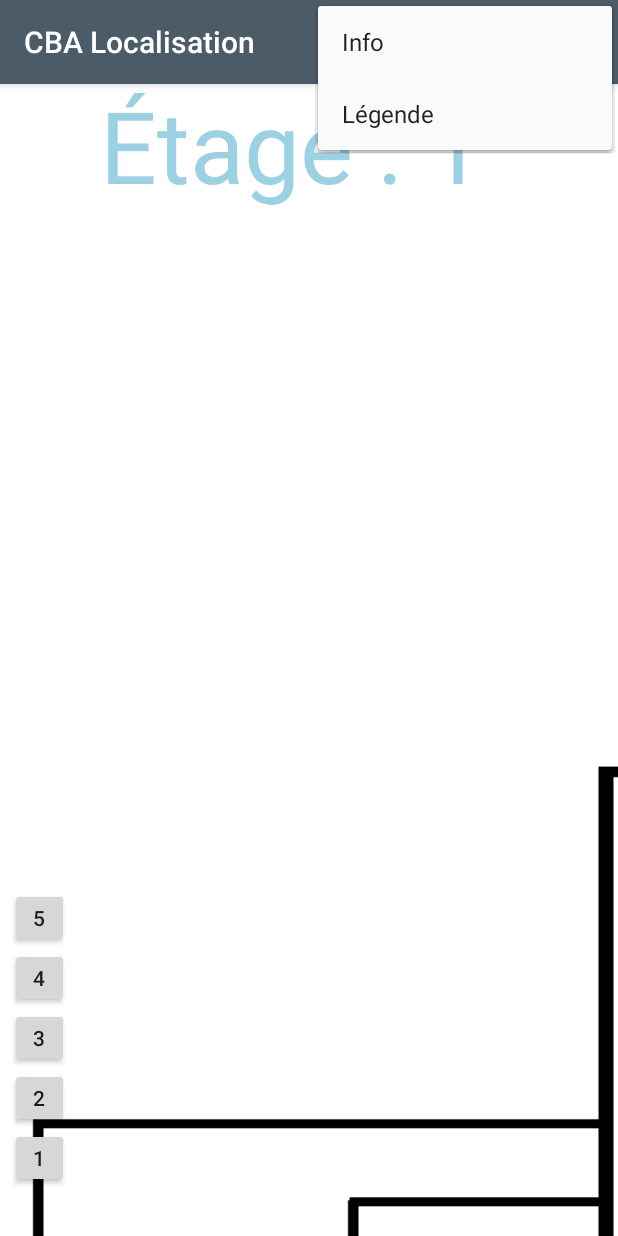
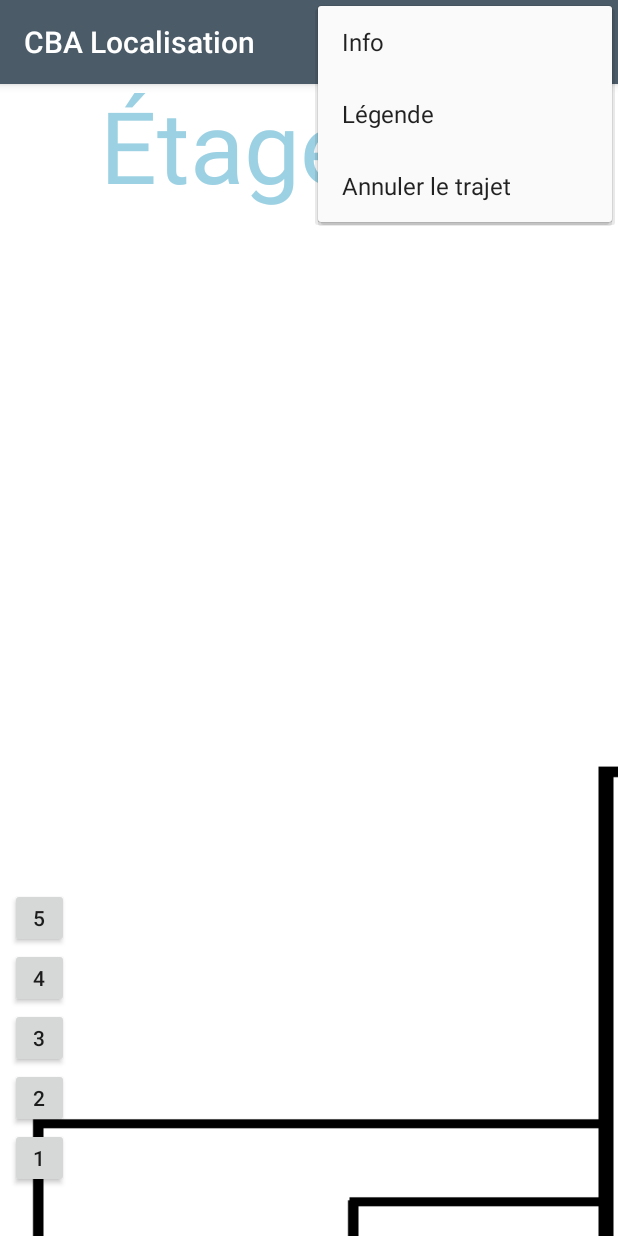
Before and after one commit to MichelBacon/localization-app, an Android app: the screen it shows after launch (MainActivity), with the options menu open, on a phone screen of 412 x 824 dp. Run offline under Robolectric (Android 15) with nearby library versions, the phone set to English and light mode, and no system bars; our stand-ins replace Firebase (no records; nobody signed in at launch, a user with empty details on screens opened directly); libraries missing offline, so code that uses them is left out: com.estimote.mustard, com.estimote.proximity_sdk; 1 statement that could not run was skipped.

Commit message:
Added cancel traject in menu

```diff
--- a/app/src/main/res/menu/drawer_menu.xml
+++ b/app/src/main/res/menu/drawer_menu.xml
@@ -12,4 +12,7 @@
 
     <item android:id="@+id/nav_legend"
         android:title="@string/legend"/>
+
+    <item android:id="@+id/nav_cancel_traject"
+        android:title="@string/annuler_le_trajet"/>
 </menu>
--- a/app/src/main/res/values/strings.xml
+++ b/app/src/main/res/values/strings.xml
@@ -36,4 +36,5 @@
     <string name="destination">Votre Destination</string>
     <string name="enteryourposition">Veuillez entrer votre position</string>
     <string name="enteryourdestination">Veuillez entrer votre destination</string>
+    <string name="annuler_le_trajet">Annuler le trajet</string>
 </resources>
```
